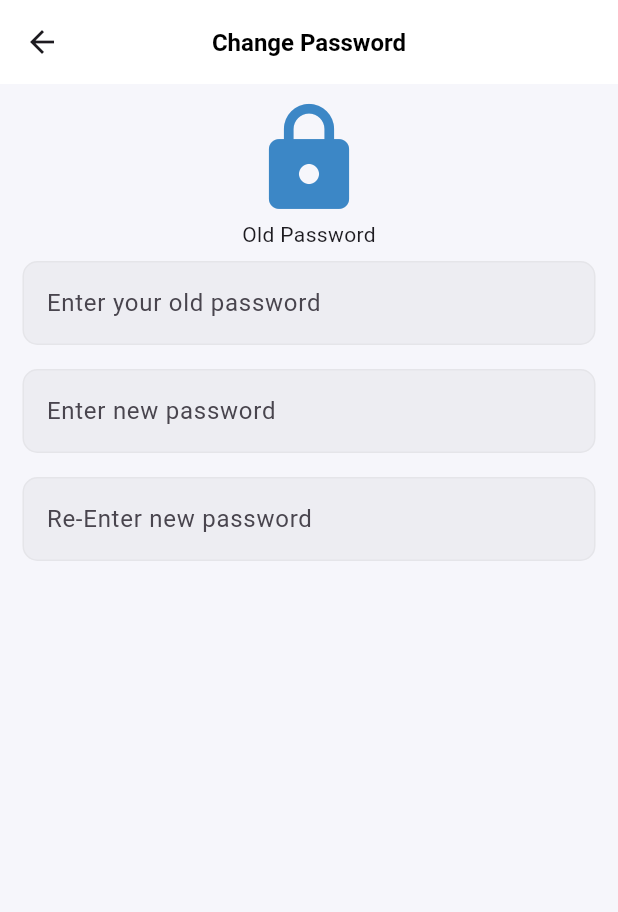
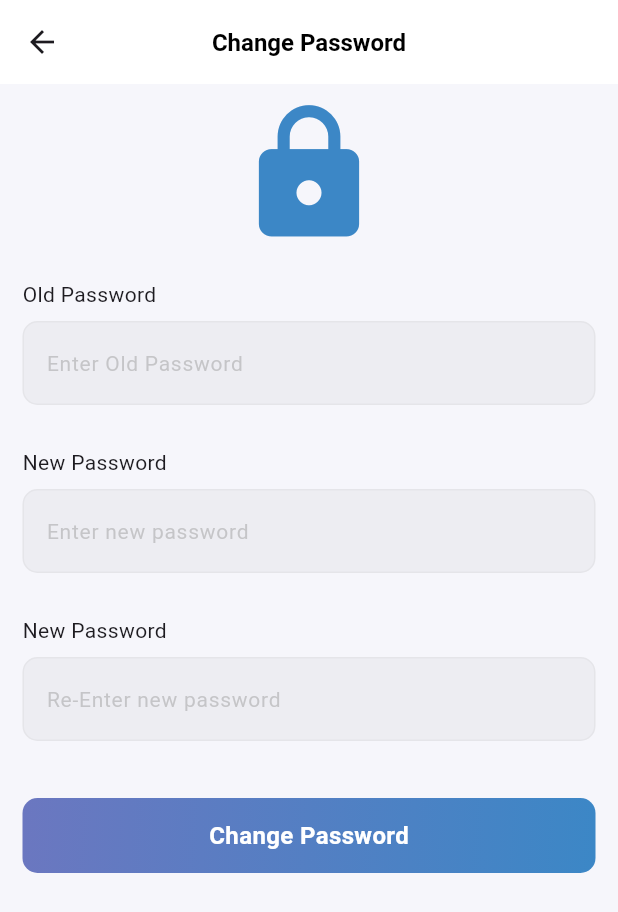
Before and after one commit to ihsankhan-752/Carvana-Admin-Panel, a Flutter app: the ChangePasswordView screen opened by its route, on a phone screen of 412 x 824 dp. Shown: the top 912 px of the screen. Run offline on Flutter 3.47's test engine with Material 3 defaults, Android fonts, the phone set to English and light mode, and no system bars; our stand-ins replace cloud_firestore, firebase_auth, firebase_core, firebase_storage, fluttertoast, get and 3 more; accounts and stored records are empty.

Commit message:
Change Password Feature done

```diff
--- a/lib/data/services/auth/firebase_auth_services.dart
+++ b/lib/data/services/auth/firebase_auth_services.dart
@@ -47,22 +47,28 @@ class FirebaseAuthServices {
     await _auth.signOut();
   }
 
-  Future<bool> checkOldPassword(email, password) async {
-    AuthCredential authCredential = EmailAuthProvider.credential(email: email, password: password);
+  Future<bool> checkOldPassword(String email, String password) async {
     try {
+      AuthCredential authCredential = EmailAuthProvider.credential(email: email, password: password);
       var credentialResult = await FirebaseAuth.instance.currentUser!.reauthenticateWithCredential(authCredential);
       return credentialResult.user != null;
+    } on FirebaseAuthException catch (e) {
+      print("Firebase Auth Error during re-authentication: ${e.code} - ${e.message}");
+      return false;
     } catch (e) {
-      print(e);
+      print("Error during re-authentication: $e");
       return false;
     }
   }
 
-  Future<void> changeUserPassword(newPassword) async {
+  Future<void> changeUserPassword(String newPassword) async {
     try {
       await FirebaseAuth.instance.currentUser!.updatePassword(newPassword);
+      print("Password updated successfully");
+    } on FirebaseAuthException catch (e) {
+      print("Error updating password: ${e.code} - ${e.message}");
     } catch (e) {
-      print(e);
+      print("General error during password update: $e");
     }
   }
 }
--- a/lib/repository/auth/auth_repository.dart
+++ b/lib/repository/auth/auth_repository.dart
@@ -43,8 +43,7 @@ class AuthRepository {
   }
 
   Future<bool> checkOldPassword(String email, String password) async {
-    await _authServices.checkOldPassword(email, password);
-    return true;
+    return await _authServices.checkOldPassword(email, password);
   }
 
   Future<void> changeUserPassword(String newPassword) async {
--- a/lib/view/navbar/settings/change_password/change_password_view.dart
+++ b/lib/view/navbar/settings/change_password/change_password_view.dart
@@ -1,7 +1,11 @@
 import 'package:carnava_admin_panel/res/colors/app_colors.dart';
+import 'package:carnava_admin_panel/res/components/buttons/primary_button.dart';
 import 'package:carnava_admin_panel/res/text_styles/app_text_styles.dart';
 import 'package:carnava_admin_panel/view/navbar/settings/change_password/widgets/change_password_text_input_widget.dart';
+import 'package:carnava_admin_panel/view_model/controllers/auth/auth_view_controller.dart';
+import 'package:firebase_auth/firebase_auth.dart';
 import 'package:flutter/material.dart';
+import 'package:get/get.dart';
 
 class ChangePasswordView extends StatefulWidget {
   const ChangePasswordView({super.key});
@@ -11,8 +15,8 @@ class ChangePasswordView extends StatefulWidget {
 }
 
 class _ChangePasswordViewState extends State<ChangePasswordView> {
-  final TextEditingController _oldPassController = TextEditingController();
-  final TextEditingController _newPassController = TextEditingController();
+  final AuthViewController authController = Get.put(AuthViewController());
+
   @override
   Widget build(BuildContext context) {
     return Scaffold(
@@ -22,49 +26,54 @@ class _ChangePasswordViewState extends State<ChangePasswordView> {
         title: Text("Change Password", style: AppTextStyles.h1Bold),
       ),
       body: Padding(
-        padding: EdgeInsets.symmetric(horizontal: 15, vertical: 10),
+        padding: const EdgeInsets.symmetric(horizontal: 15, vertical: 10),
+        child: SingleChildScrollView(
           child: Column(
+            crossAxisAlignment: CrossAxisAlignment.start,
             children: [
-            const Center(child: Icon(Icons.lock, size: 80, color: AppColors.primaryColor)),
-            Text("Old Password"),
+              const Center(child: Icon(Icons.lock, size: 100, color: AppColors.primaryColor)),
+              const SizedBox(height: 20),
+              const Text("Old Password"),
               ChangePasswordTextInputWidget(
-              controller: _oldPassController,
-              validator: (v) {
-                if (v!.isEmpty) {
-                  return "Enter Old Password";
-                } else {
-                  return null;
-                }
-              },
-              hintText: "Enter your old password",
-              errorText: "",
+                controller: authController.oldPassController.value,
+                hintText: "Enter Old Password",
               ),
+              const SizedBox(height: 20),
+              const Text("New Password"),
               ChangePasswordTextInputWidget(
-              controller: _newPassController,
-              validator: (v) {
-                if (v!.isEmpty) {
-                  return "New Password Must Be Filled";
-                } else {
-                  return null;
-                }
-              },
+                controller: authController.newPassController.value,
                 hintText: "Enter new password",
               ),
+              const SizedBox(height: 20),
+              const Text("New Password"),
               ChangePasswordTextInputWidget(
-              controller: TextEditingController(),
-              validator: (v) {
-                if (v != _newPassController.text) {
-                  return "Password Not Matching";
-                } else if (v!.isEmpty) {
-                  return "Re-Enter New Password";
-                } else {
-                  return null;
-                }
-              },
+                controller: authController.confirmNewPassword.value,
                 hintText: "Re-Enter new password",
               ),
-            SizedBox(height: 30),
+              const SizedBox(height: 30),
+              Obx(() {
+                return authController.isLoading.value
+                    ? const Center(
+                        child: CircularProgressIndicator(),
+                      )
+                    : PrimaryButton(
+                        onPressed: () {
+                          authController
+                              .changePassword(
+                            email: FirebaseAuth.instance.currentUser!.email!,
+                            password: authController.oldPassController.value.text,
+                            newPassword: authController.newPassController.value.text,
+                            confirmNewPassword: authController.confirmNewPassword.value.text,
+                          )
+                              .whenComplete(() {
+                            authController.clearTextInputs();
+                          });
+                        },
+                        title: "Change Password",
+                      );
+              })
             ],
+          ),
         ),
       ),
     );
--- a/lib/view/navbar/settings/change_password/widgets/change_password_text_input_widget.dart
+++ b/lib/view/navbar/settings/change_password/widgets/change_password_text_input_widget.dart
@@ -3,11 +3,10 @@ import 'package:flutter/material.dart';
 import '../../../../../res/colors/app_colors.dart';
 
 class ChangePasswordTextInputWidget extends StatelessWidget {
-  final String? Function(String? v)? validator;
   final String? hintText;
   final String? errorText;
   final TextEditingController? controller;
-  const ChangePasswordTextInputWidget({super.key, this.validator, this.hintText, this.errorText, this.controller});
+  const ChangePasswordTextInputWidget({super.key, this.hintText, this.errorText, this.controller});
 
   @override
   Widget build(BuildContext context) {
@@ -15,13 +14,12 @@ class ChangePasswordTextInputWidget extends StatelessWidget {
       padding: const EdgeInsets.symmetric(vertical: 8),
       child: TextFormField(
         style: TextStyle(
-          color: Colors.white.withOpacity(0.7),
+          color: AppColors.primaryBlack.withOpacity(0.7),
         ),
         controller: controller,
-        validator: validator,
-        keyboardType: TextInputType.emailAddress,
         decoration: InputDecoration(
           filled: true,
+          border: InputBorder.none,
           fillColor: AppColors.primaryGrey.withOpacity(0.1),
           enabledBorder: OutlineInputBorder(
             borderRadius: BorderRadius.circular(10),
@@ -31,6 +29,10 @@ class ChangePasswordTextInputWidget extends StatelessWidget {
             borderRadius: BorderRadius.circular(10),
             borderSide: BorderSide(color: AppColors.primaryGrey.withOpacity(0.1)),
           ),
+          hintStyle: TextStyle(
+            color: AppColors.primaryGrey.withOpacity(0.5),
+            fontSize: 14,
+          ),
           hintText: hintText!,
         ),
       ),
--- a/lib/view_model/controllers/auth/auth_view_controller.dart
+++ b/lib/view_model/controllers/auth/auth_view_controller.dart
@@ -1,7 +1,7 @@
-import 'package:carnava_admin_panel/data/app_exceptions.dart';
 import 'package:carnava_admin_panel/models/admin_model.dart';
 import 'package:carnava_admin_panel/repository/auth/auth_repository.dart';
 import 'package:carnava_admin_panel/res/routes/routes_name.dart';
+import 'package:firebase_auth/firebase_auth.dart';
 import 'package:flutter/material.dart';
 import 'package:get/get.dart';
 
@@ -13,6 +13,10 @@ class AuthViewController extends GetxController {
   final emailController = TextEditingController().obs;
   final passwordController = TextEditingController().obs;
   final usernameController = TextEditingController().obs;
+
+  final oldPassController = TextEditingController().obs;
+  final newPassController = TextEditingController().obs;
+  final confirmNewPassword = TextEditingController().obs;
 
   RxBool isPassVisible = true.obs;
   RxBool isLoading = false.obs;
@@ -26,6 +30,9 @@ class AuthViewController extends GetxController {
     emailController.value.clear();
     usernameController.value.clear();
     passwordController.value.clear();
+    oldPassController.value.clear();
+    newPassController.value.clear();
+    confirmNewPassword.value.clear();
   }
 
   Future<void> signUpUser({required String username, required String email, required String password}) async {
@@ -65,6 +72,7 @@ class AuthViewController extends GetxController {
 
         Get.toNamed(RoutesName.navbarView);
       } catch (e) {
+        Utils.centerToastMessage(e.toString());
         isLoading.value = false;
       } finally {
         isLoading.value = false;
@@ -91,19 +99,42 @@ class AuthViewController extends GetxController {
     Get.offNamed(RoutesName.loginView);
   }
 
-  Future<void> changePassword({required String email, required String password, required String newPassword}) async {
+  Future<void> changePassword({
+    required String email,
+    required String password,
+    required String newPassword,
+    required String confirmNewPassword,
+  }) async {
+    if (password.isEmpty) {
+      Utils.centerToastMessage("Old Password required");
+      return;
+    } else if (newPassword.isEmpty) {
+      Utils.centerToastMessage("New Password required");
+      return;
+    } else if (confirmNewPassword != newPassword) {
+      Utils.centerToastMessage("Passwords do not match");
+      return;
+    }
+
+    isLoading.value = true;
     try {
-      isLoading.value = true;
+      print("Attempting re-authentication...");
       bool checkPassword = await _authRepo.checkOldPassword(email, password);
+
       if (checkPassword) {
+        print("Re-authentication successful, updating password...");
         await _authRepo.changeUserPassword(newPassword);
-        Utils.toastMessage("Password Updated");
+        Utils.toastMessage("Password updated successfully");
         Get.back();
       } else {
-        Utils.toastMessage("Invalid Password");
+        Utils.toastMessage("Invalid password");
       }
+    } on FirebaseAuthException catch (e) {
+      print("Firebase Auth Error: ${e.code} - ${e.message}");
+      Utils.toastMessage("Authentication error: ${e.message}");
     } catch (e) {
-      throw GeneralException(e.toString());
+      print("General Error during password change: $e");
+      Utils.toastMessage("An unknown error occurred");
     } finally {
       isLoading.value = false;
     }
```
Also changed, not shown: lib/view/navbar/settings/terms_and_conditions/terms_and_conditions_view.dart (added, +14 -0 lines). Lines whose indentation alone changed are shown as unchanged.
